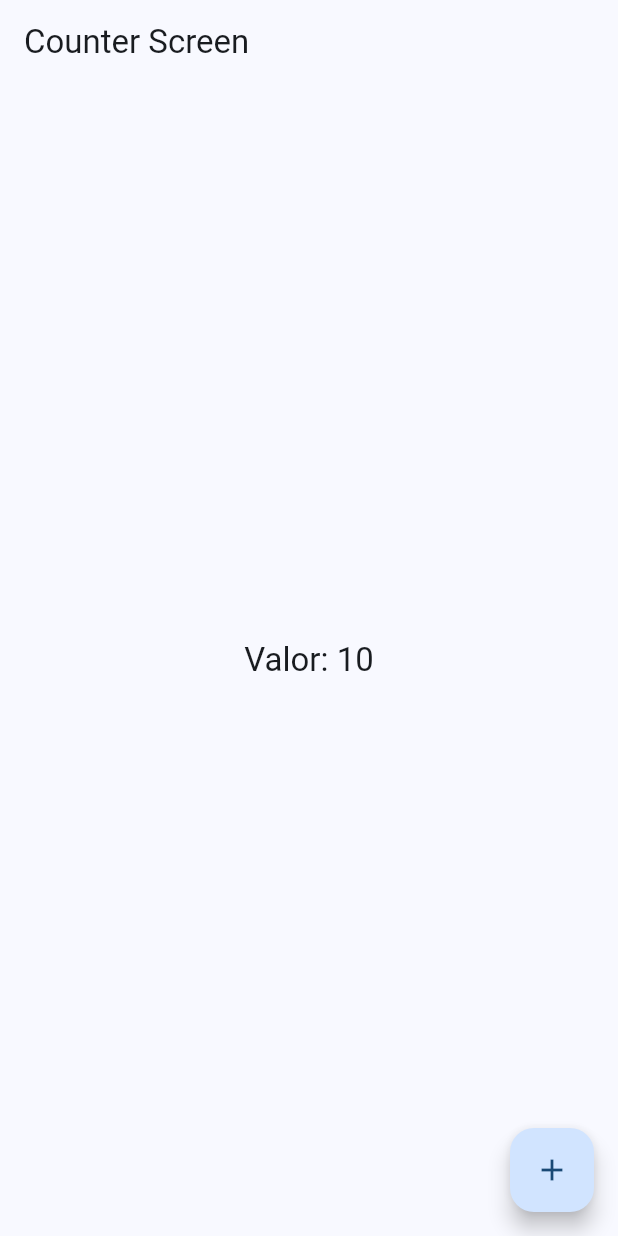
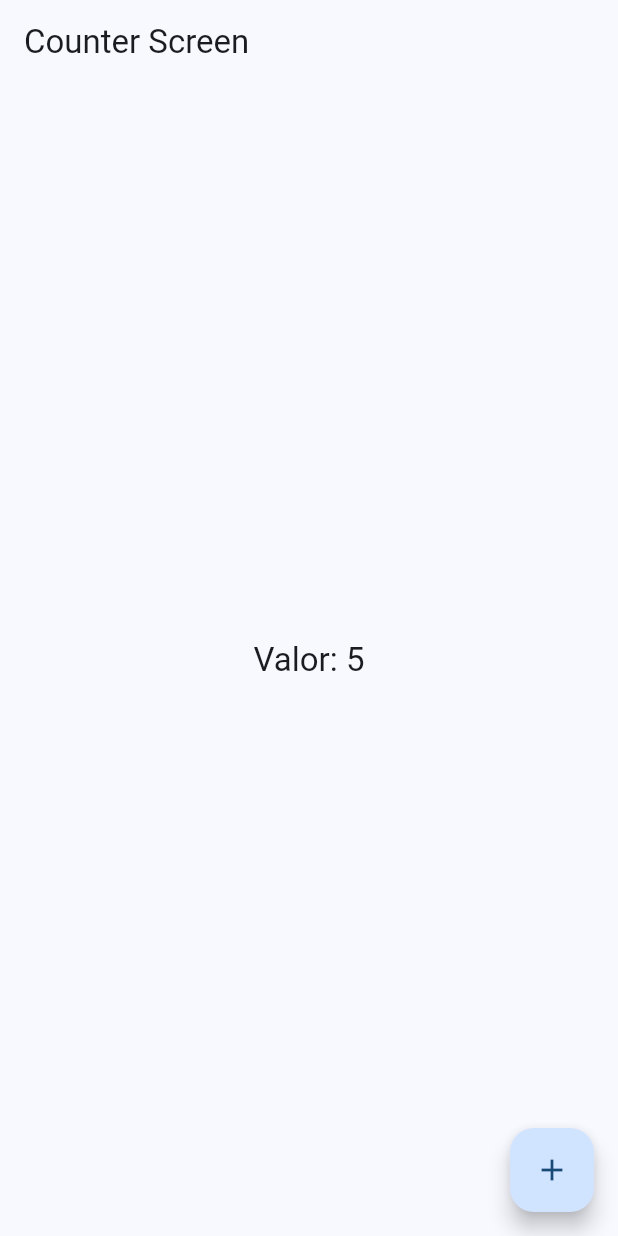
Before and after one commit to rocatoro18/widgetly, a Flutter app: the CounterScreen screen opened by its route, on a phone screen of 412 x 824 dp. Run offline on Flutter 3.47's test engine with Material 3 defaults, Android fonts, the phone set to English and light mode, and no system bars; our stand-ins replace animate_do, flutter_riverpod, go_router.

Commit message:
Introduccion provider

```diff
--- a/lib/main.dart
+++ b/lib/main.dart
@@ -1,9 +1,10 @@
 import 'package:flutter/material.dart';
+import 'package:flutter_riverpod/flutter_riverpod.dart';
 import 'package:widgetly/config/router/app_router.dart';
 import 'package:widgetly/config/theme/app_theme.dart';
 
 void main() {
-  runApp(const MainApp());
+  runApp(const ProviderScope(child: MainApp()));
 }
 
 class MainApp extends StatelessWidget {
--- /dev/null
+++ b/lib/presentation/providers/counter_provider.dart
@@ -0,0 +1,4 @@
+import 'package:flutter_riverpod/flutter_riverpod.dart';
+
+// STATEPROVIDER = PROVEDOR DE UN ESTADO (¿PODRIA SER REFERENCIA REACTIVA?)
+final counterProvider = StateProvider((ref) => 5);
--- a/lib/presentation/screens/counter/counter_screen.dart
+++ b/lib/presentation/screens/counter/counter_screen.dart
@@ -1,18 +1,24 @@
 import 'package:flutter/material.dart';
+import 'package:flutter_riverpod/flutter_riverpod.dart';
+import 'package:widgetly/presentation/providers/counter_provider.dart';
 
-class CounterScreen extends StatelessWidget {
+class CounterScreen extends ConsumerWidget {
   const CounterScreen({super.key});
 
   static const name = 'counter_screen';
 
   @override
-  Widget build(BuildContext context) {
+  Widget build(BuildContext context, WidgetRef ref) {
+    // ESTAR PENDIENTE DEL COUNTER PROVIDER
+    final int clickCounter = ref.watch(counterProvider);
+
     return Scaffold(
       appBar: AppBar(
         title: const Text('Counter Screen'),
       ),
       body: Center(
-        child: Text('Valor: 10', style: Theme.of(context).textTheme.titleLarge),
+        child: Text('Valor: $clickCounter',
+            style: Theme.of(context).textTheme.titleLarge),
       ),
       floatingActionButton: FloatingActionButton(
         onPressed: () {},
--- a/pubspec.yaml
+++ b/pubspec.yaml
@@ -10,7 +10,9 @@ dependencies:
   animate_do: ^3.1.2
   flutter:
     sdk: flutter
+  flutter_riverpod: ^2.4.9
   go_router: ^12.1.1
+  riverpod: ^2.4.9
 
 dev_dependencies:
   flutter_test:
```
Also changed, not shown: pubspec.lock.
